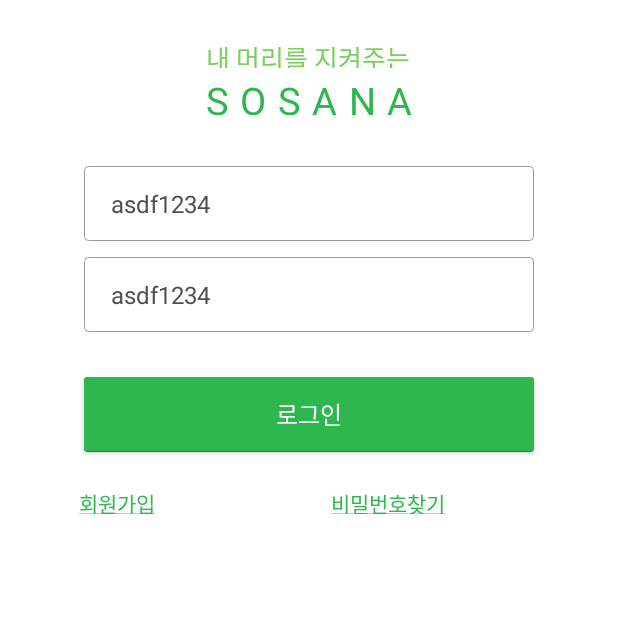
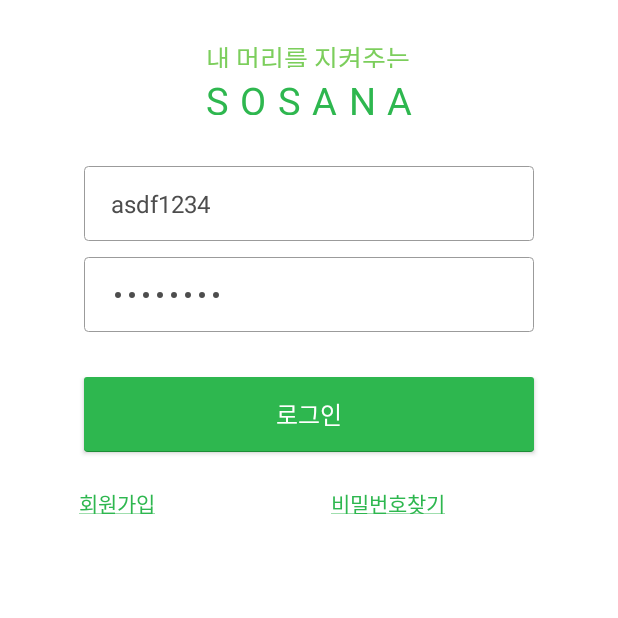
Before and after one commit to sosanara/sosaFront, an Android app: the LoginActivity screen opened directly, with no data from a screen before it, on a phone screen of 412 x 824 dp, the top half of it. Run offline under Robolectric (Android 15) with nearby library versions, the phone set to English and light mode, and no system bars; Roboto replaces fonts that are not available here.

```diff
--- a/app/src/main/res/layout/activity_login.xml
+++ b/app/src/main/res/layout/activity_login.xml
@@ -59,7 +59,8 @@
             android:paddingLeft="18.3dp"
             android:paddingRight="18.3dp"
             android:textSize="16sp"
-            android:layout_gravity="center" />
+            android:layout_gravity="center"
+            android:inputType="textPassword"/>
 
         <Button
             android:id="@+id/loginBtn"
@@ -103,78 +104,4 @@
             </LinearLayout>
 
         </LinearLayout>
-
-    <!--<LinearLayout
-        android:layout_width="match_parent"
-        android:layout_height="wrap_content"
-        android:orientation="horizontal">
-    <Button
-        android:layout_width="match_parent"
-        android:layout_height="wrap_content"
-        android:text="Find Password"
-        android:id="@+id/moveFindPass"
-        android:layout_weight="1"
-        android:layout_marginTop="10dp" />
-
-    <Button
-        android:layout_width="match_parent"
-        android:layout_height="wrap_content"
-        android:text="Sign up"
-        android:id="@+id/moveSignUp"
-        android:layout_weight="1"
-        android:layout_marginTop="10dp" />
-
-    </LinearLayout>
-
-
-    <LinearLayout
-        android:layout_width="match_parent"
-        android:layout_height="wrap_content"
-        android:orientation="vertical">
-
-        <TextView
-            android:text="이메일 주소를 입력해주세요."
-            android:layout_width="wrap_content"
-            android:layout_height="wrap_content"
-            android:layout_marginTop="41.5dp"
-            android:paddingTop="17dp"
-            android:paddingBottom="17dp"
-            android:textSize="16sp"
-            android:layout_gravity="center"
-            android:textColor="@color/textViewColor"/>
-
-        <EditText
-            android:id="@+id/emailView"
-            android:background="@drawable/text_border"
-            android:hint="@string/email"
-            android:textColorHint="@color/hintTextColor"
-            android:layout_width="300dp"
-            android:layout_height="50dp"
-            android:layout_marginLeft="30dp"
-            android:layout_marginRight="30dp"
-            android:layout_marginTop="41dp"
-            android:paddingLeft="18.3dp"
-            android:paddingRight="18.3dp"
-            android:textSize="16sp"
-            android:layout_gravity="center" />
-
-        <Button
-            android:id="@+id/findPawdBtn"
-            android:text="@string/send"
-            android:layout_width="300dp"
-            android:layout_height="50dp"
-            android:layout_marginLeft="30dp"
-            android:layout_marginRight="30dp"
-            android:layout_marginTop="30dp"
-            android:paddingLeft="18.3dp"
-            android:paddingRight="18.3dp"
-            android:textColor="@color/whiteColor"
-            android:textSize="16sp"
-            android:layout_gravity="center"
-            android:onClick="findPawd"
-            android:radius="20.5dp"
-            android:background="@drawable/button_border"/>
-    </LinearLayout>-->
-
-    <!--android:layout_below="@+id/password"-->
 </LinearLayout>
--- a/app/src/main/res/layout/activity_reset_pawd.xml
+++ b/app/src/main/res/layout/activity_reset_pawd.xml
@@ -117,7 +117,7 @@
             android:textColor="@color/whiteColor"
             android:textSize="16sp"
             android:layout_gravity="center"
-            android:onClick="changePawd"
+            android:onClick="resetPawd"
             android:background="@drawable/button_border"/>
 
     </LinearLayout>
```
Also changed, not shown: app/src/main/java/com/example/shim/sosafront/CameraPackage/CameraActivity.java (+2 -42 lines), app/src/main/res/layout/activity_camera.xml (+8 -30 lines), app/src/main/res/drawable-v21/camera_frame.png, app/src/main/res/drawable/camera_frame.png, app/src/main/res/drawable/camera_take_picture_normal.png.
